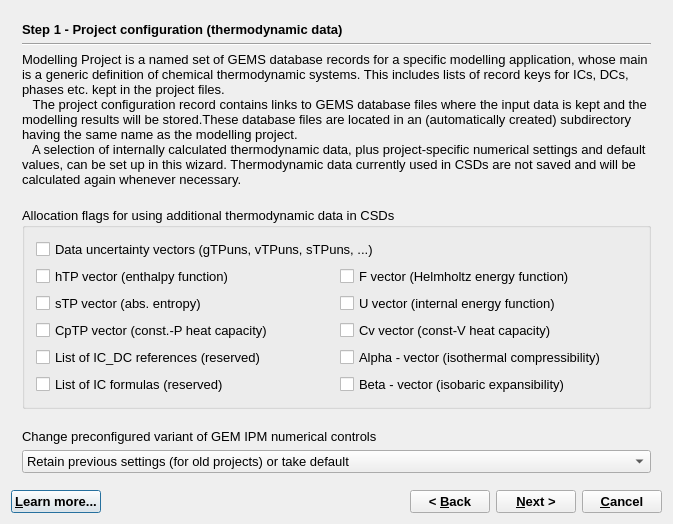
First picture: the form in gems3/vizor4/dlg4/ProjectWizard4.ui, repository gemshub/GEMSGUI, before the edit.
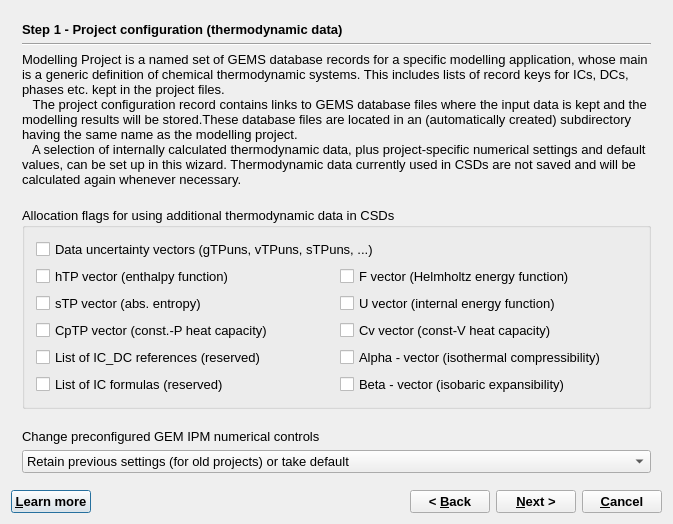
Second picture: the form after the edit.

Diff of the .ui file:
```diff
--- a/gems3/vizor4/dlg4/ProjectWizard4.ui
+++ b/gems3/vizor4/dlg4/ProjectWizard4.ui
@@ -200,7 +200,7 @@
        <item>
         <widget class="QLabel" name="label_2">
          <property name="text">
-          <string>Change preconfigured variant of GEM IPM numerical controls</string>
+          <string>Change preconfigured GEM IPM numerical controls</string>
          </property>
         </widget>
        </item>
@@ -559,7 +559,7 @@
         </font>
        </property>
        <property name="text">
-        <string>&amp;Learn more...</string>
+        <string>&amp;Learn more</string>
        </property>
        <property name="shortcut">
         <string>F1</string>
```
